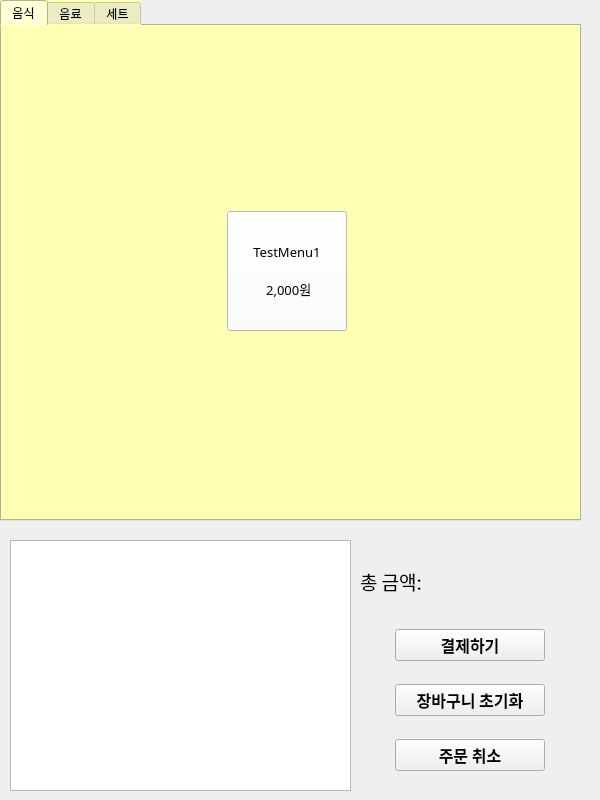
Qt form KookminKiosk.ui (kkilme/KMU_Kisok) before a commit.
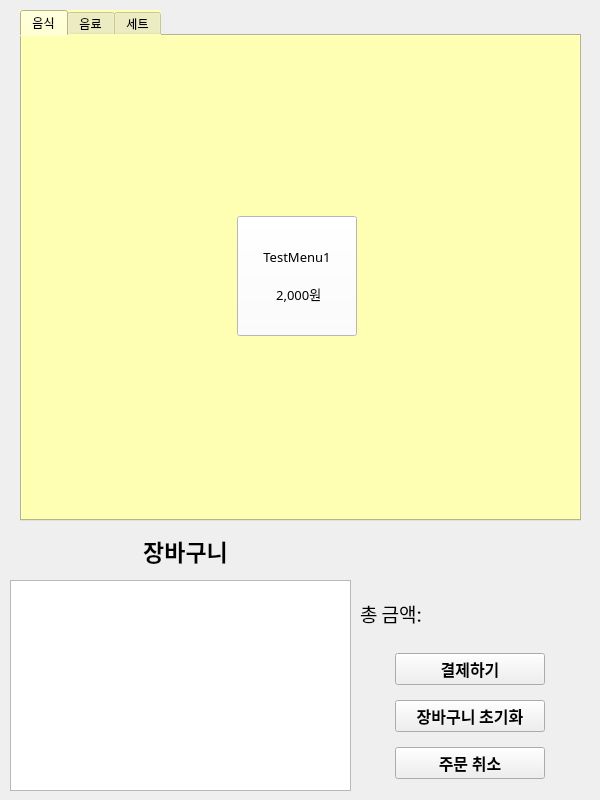
The same form after that commit. The open tabs and pages were chosen to show the change.

Commit message: Cart table, window for quantity of ordering menu

Diff of the .ui file:
```diff
--- a/KookminKiosk.ui
+++ b/KookminKiosk.ui
@@ -68,10 +68,10 @@
      <widget class="QTabWidget" name="MenuTab">
       <property name="geometry">
        <rect>
-        <x>0</x>
-        <y>0</y>
-        <width>581</width>
-        <height>521</height>
+        <x>20</x>
+        <y>10</y>
+        <width>561</width>
+        <height>511</height>
        </rect>
       </property>
       <property name="styleSheet">
@@ -98,8 +98,8 @@
          <rect>
           <x>0</x>
           <y>0</y>
-          <width>571</width>
-          <height>491</height>
+          <width>551</width>
+          <height>481</height>
          </rect>
         </property>
         <layout class="QGridLayout" name="MenuGrid" rowstretch="0" columnstretch="0">
@@ -109,7 +109,7 @@
          <property name="bottomMargin">
           <number>0</number>
          </property>
-         <item row="0" column="0" alignment="Qt::AlignHCenter|Qt::AlignVCenter">
+         <item row="0" column="0">
           <widget class="QPushButton" name="MenuButton">
            <property name="sizePolicy">
             <sizepolicy hsizetype="Maximum" vsizetype="Maximum">
@@ -253,9 +253,9 @@
       <property name="geometry">
        <rect>
         <x>360</x>
-        <y>540</y>
+        <y>580</y>
         <width>221</width>
-        <height>251</height>
+        <height>211</height>
        </rect>
       </property>
       <layout class="QVBoxLayout" name="verticalLayout" stretch="0,0,0,0">
@@ -375,16 +375,40 @@
        </item>
       </layout>
      </widget>
-     <widget class="QTableView" name="tableView">
+     <widget class="QTableWidget" name="tableWidget">
       <property name="geometry">
        <rect>
         <x>10</x>
-        <y>540</y>
+        <y>580</y>
         <width>341</width>
-        <height>251</height>
+        <height>211</height>
        </rect>
       </property>
      </widget>
+     <widget class="QLabel" name="label">
+      <property name="geometry">
+       <rect>
+        <x>90</x>
+        <y>530</y>
+        <width>191</width>
+        <height>41</height>
+       </rect>
+      </property>
+      <property name="font">
+       <font>
+        <family>나눔바른고딕</family>
+        <pointsize>17</pointsize>
+        <weight>75</weight>
+        <bold>true</bold>
+       </font>
+      </property>
+      <property name="text">
+       <string>장바구니</string>
+      </property>
+      <property name="alignment">
+       <set>Qt::AlignCenter</set>
+      </property>
+     </widget>
     </widget>
     <widget class="QWidget" name="page_2">
      <widget class="QWidget" name="verticalLayoutWidget_2">
```
Left out of the diff: 12 changed lines with no effect on the pictures. The commit also changes 10 other files.
